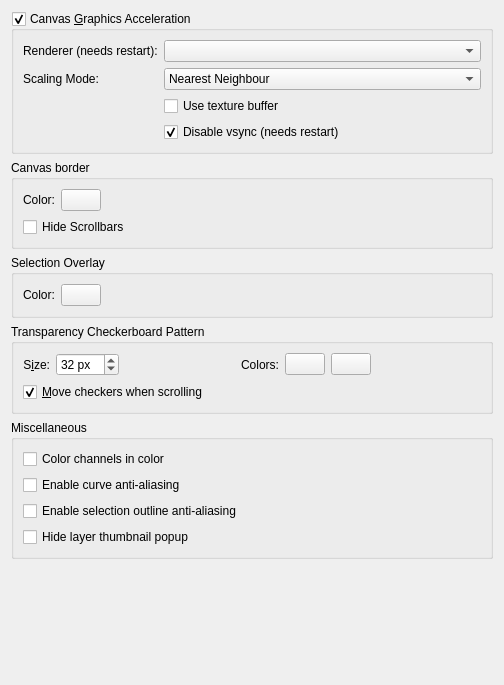
Above: libs/ui/forms/wdgdisplaysettings.ui from KDE/krita before the change. Below: the same form after it.
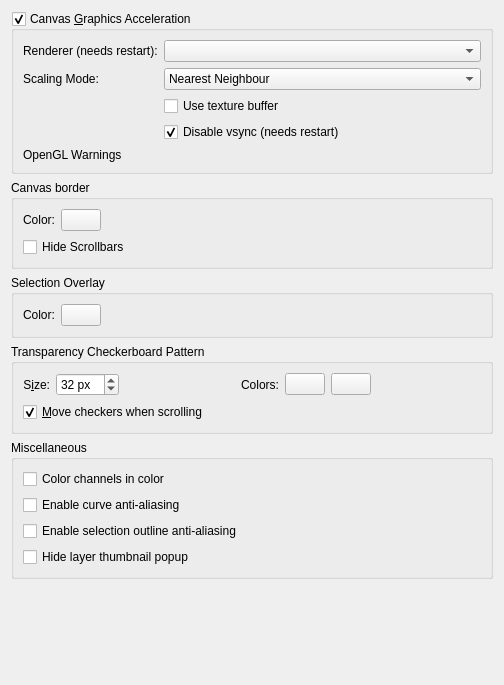
That is the form after the change. Custom widgets are drawn as their Qt base class.

Commit message:
Add OpenGL warnings and make ANGLE default on Intel GPUs
Adds the ability to show some warning messages in the Display settings,
and also make ANGLE the default renderer with Intel graphics drivers.
This only affects Windows.

Maniphest Tasks: T7411

```diff
--- a/libs/ui/forms/wdgdisplaysettings.ui
+++ b/libs/ui/forms/wdgdisplaysettings.ui
@@ -266,6 +266,19 @@
       <item row="0" column="1">
        <widget class="QComboBox" name="cmbRenderer"/>
       </item>
+      <item row="4" column="0" colspan="2">
+       <widget class="QLabel" name="lblOpenGLWarnings">
+        <property name="text">
+         <string notr="true">OpenGL Warnings</string>
+        </property>
+        <property name="textFormat">
+         <enum>Qt::RichText</enum>
+        </property>
+        <property name="wordWrap">
+         <bool>true</bool>
+        </property>
+       </widget>
+      </item>
      </layout>
     </widget>
    </item>
```
The commit also changes 5 other files.
